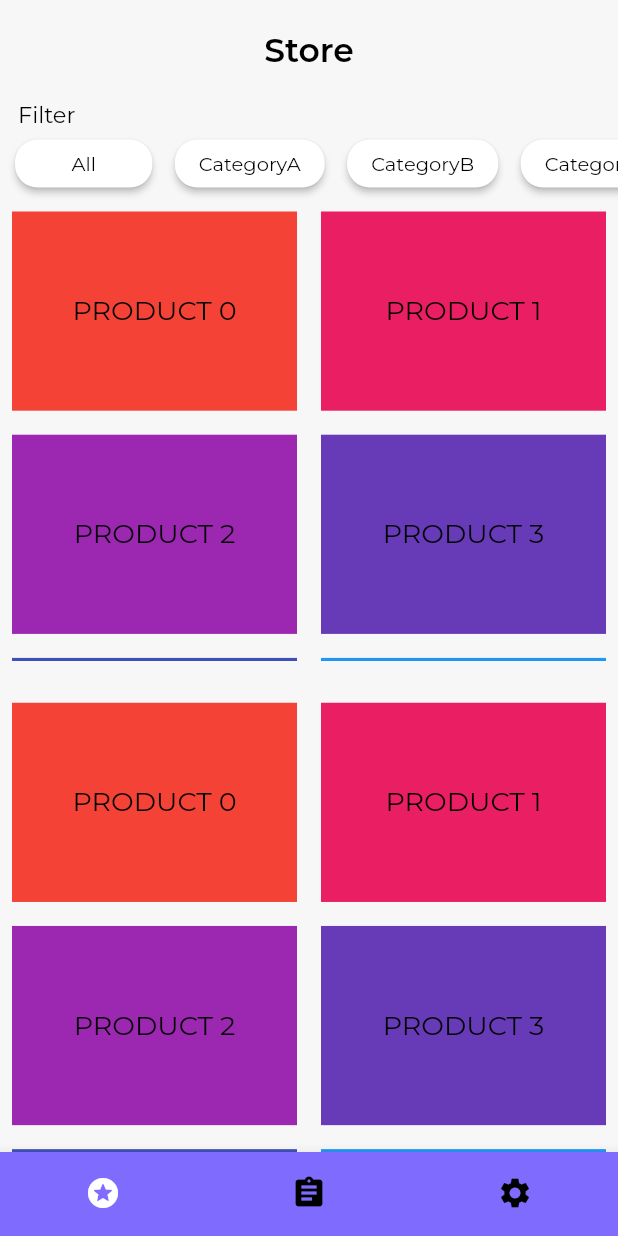
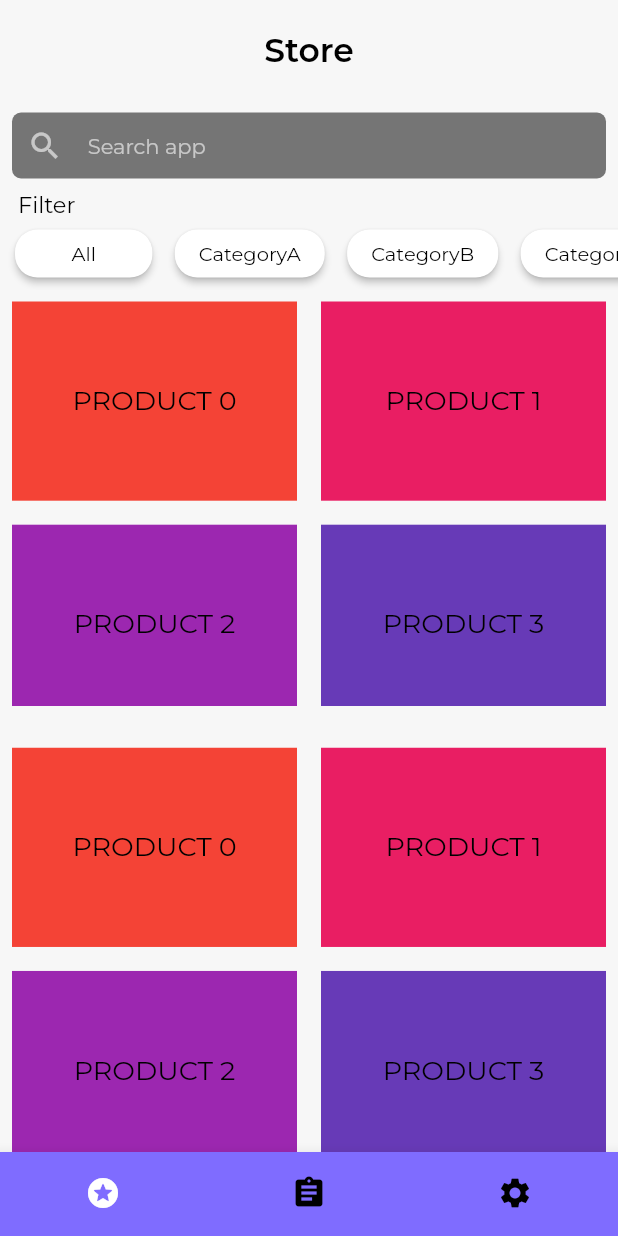
Before and after one commit to sbaz44/rdx_app, a Flutter app: the screen it shows after launch, on a phone screen of 412 x 824 dp. Run offline on Flutter 3.47's test engine with Material 2 defaults, Android fonts, the phone set to English and light mode, and no system bars; our stand-ins replace dio, get, google_fonts, sizer.

Commit message:
search page added

```diff
--- a/lib/helper/router.dart
+++ b/lib/helper/router.dart
@@ -1,6 +1,8 @@
+import 'package:rdx_app/screens/HomePage.dart';
 import 'package:rdx_app/screens/Login.dart';
 import 'package:rdx_app/screens/Dashboard.dart';
 import 'package:get/get.dart';
+import 'package:rdx_app/screens/SearchResult.dart';
 import 'package:rdx_app/screens/Setting.dart';
 import 'package:rdx_app/screens/Store.dart';
 
@@ -21,6 +23,14 @@ class Routerr {
     GetPage(
       name: '/setting',
       page: () => Setting(),
+    ),
+    GetPage(
+      name: '/home',
+      page: () => HomePage(),
+    ),
+    GetPage(
+      name: '/search',
+      page: () => SearchResult(),
     ),
     // GetPage(
     //   name: '/signIn',
--- a/lib/screens/Store.dart
+++ b/lib/screens/Store.dart
@@ -4,10 +4,12 @@ import 'package:get/get.dart';
 import 'package:google_fonts/google_fonts.dart';
 import 'package:rdx_app/controller/BottomNavigatorController.dart';
 import 'package:rdx_app/controller/StoreController.dart';
+import 'package:rdx_app/helper/Search.dart';
 import 'package:rdx_app/helper/constants.dart';
 import 'package:sizer/sizer.dart';
 
 class Store extends StatelessWidget {
+  final List<String> list = List.generate(10, (index) => "Text $index");
   final BottomNavigatorController _bottomNav =
       Get.put(BottomNavigatorController());
 
@@ -45,6 +47,59 @@ class Store extends StatelessWidget {
                   ),
                 ),
               ),
+              GestureDetector(
+                onTap: () {
+                  showSearch(context: context, delegate: Search(list));
+                },
+                child: Padding(
+                  padding: const EdgeInsets.all(8.0),
+                  child: Container(
+                    padding: EdgeInsets.all(10.0),
+                    decoration: BoxDecoration(
+                      borderRadius: BorderRadius.circular(6.0),
+                      color: Colors.grey[600],
+                      // boxShadow: [
+                      //   BoxShadow(color: Colors.green, spreadRadius: 3),
+                      // ],
+                    ),
+                    // color: Colors.red,
+                    child: Row(children: <Widget>[
+                      Icon(
+                        Icons.search,
+                        color: Colors.white60,
+                      ),
+                      Container(
+                        padding: EdgeInsets.only(left: 4.w),
+                        child: Text(
+                          "Search app",
+                          style: GoogleFonts.montserrat(
+                            fontSize: 14,
+                            color: Colors.white60,
+                            fontWeight: FontWeight.w400,
+                          ),
+                        ),
+                      )
+                    ]),
+                  ),
+                ),
+              ),
+              // Padding(
+              //   padding: const EdgeInsets.all(8.0),
+              //   child: TextField(
+              //     onChanged: (value) {},
+              //     onTap: () {
+              //       showSearch(context: context, delegate: Search(list));
+              //     },
+              //     // controller: editingController,
+              //     decoration: InputDecoration(
+              //         labelText: "Search",
+              //         hintText: "Search",
+              //         prefixIcon: Icon(Icons.search),
+              //         border: OutlineInputBorder(
+              //             borderRadius:
+              //                 BorderRadius.all(Radius.circular(12.0)))),
+              //   ),
+              // ),
               Padding(
                 padding: const EdgeInsets.only(left: 12.0),
                 child: Align(
--- a/pubspec.yaml
+++ b/pubspec.yaml
@@ -3,7 +3,7 @@ description: A new Flutter project.
 
 # The following line prevents the package from being accidentally published to
 # pub.dev using `pub publish`. This is preferred for private packages.
-publish_to: 'none' # Remove this line if you wish to publish to pub.dev
+publish_to: "none" # Remove this line if you wish to publish to pub.dev
 
 # The following defines the version and build number for your application.
 # A version number is three numbers separated by dots, like 1.2.43
@@ -24,7 +24,6 @@ dependencies:
   flutter:
     sdk: flutter
 
-
   # The following adds the Cupertino Icons font to your application.
   # Use with the CupertinoIcons class for iOS style icons.
   cupertino_icons: ^1.0.2
@@ -33,6 +32,7 @@ dependencies:
   dio: ^4.0.0
   get: ^4.3.8
   google_fonts: ^2.1.0
+  snapping_page_scroll: ^2.0.2
 
 dev_dependencies:
   flutter_test:
@@ -43,7 +43,6 @@ dev_dependencies:
 
 # The following section is specific to Flutter.
 flutter:
-
   # The following line ensures that the Material Icons font is
   # included with your application, so that you can use the icons in
   # the material Icons class.
```
Also changed, not shown: lib/controller/SearchController.dart (added, +30 -0 lines), lib/helper/Search.dart (added, +85 -0 lines), lib/helper/request.dart (added, +13 -0 lines), lib/screens/HomePage.dart (added, +119 -0 lines), lib/screens/SearchResult.dart (added, +18 -0 lines), pubspec.lock.
